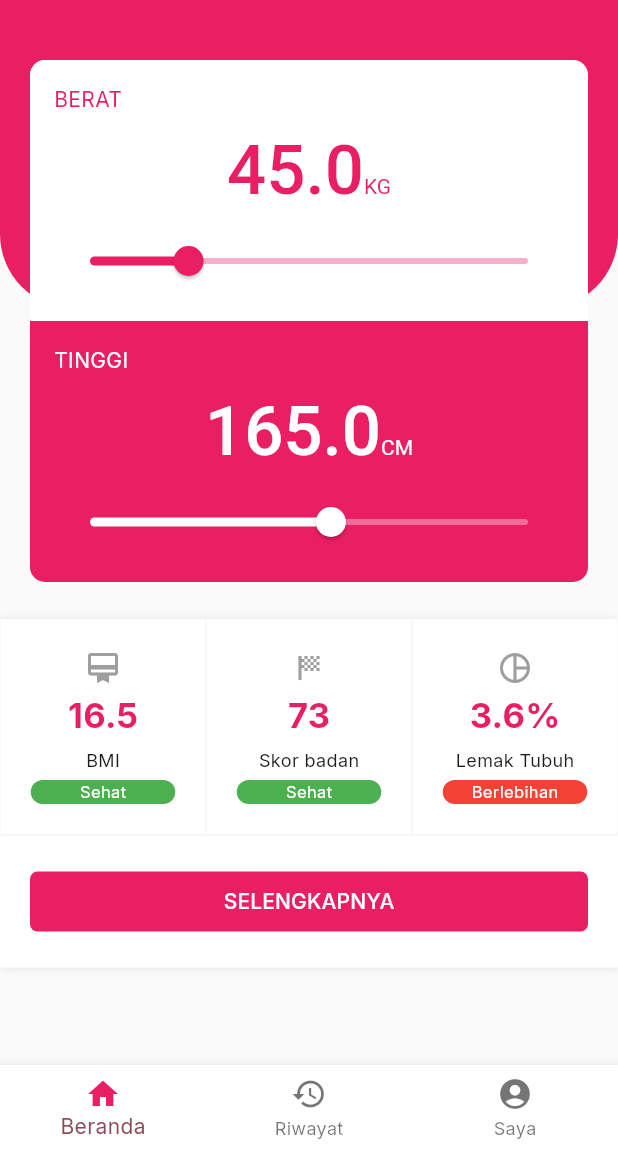
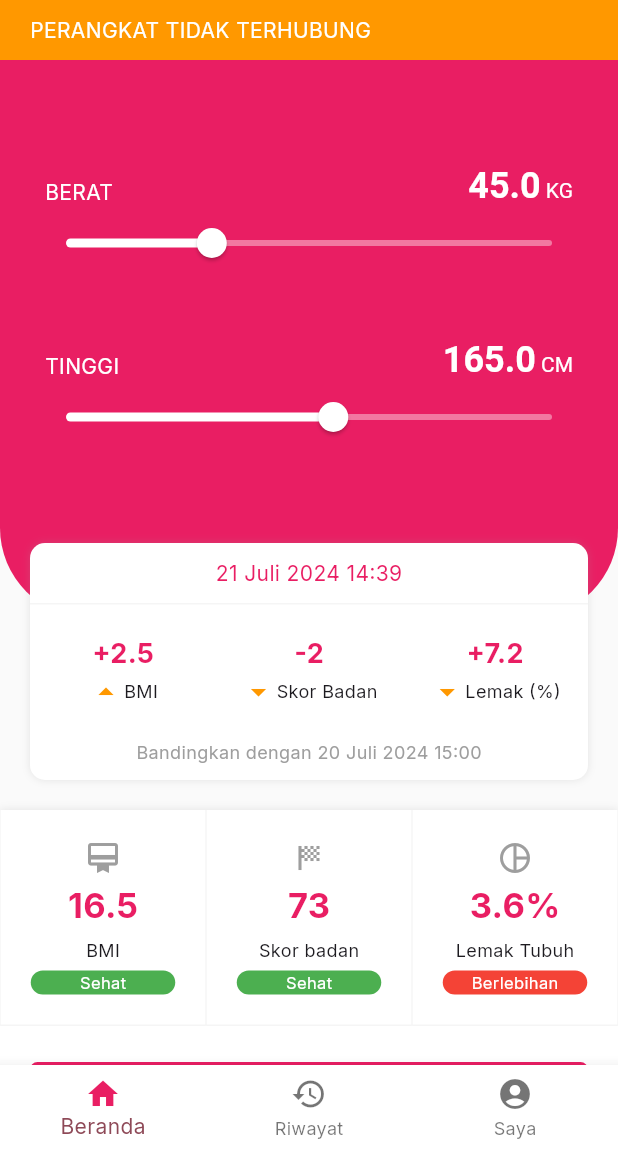
Before and after one commit to izzaalfiansyah/vitalmetrics, a Flutter app: the screen it shows after launch, on a phone screen of 412 x 824 dp, the part 84-1236 px from its top. Run offline on Flutter 3.47's test engine with Material 3 defaults, Android fonts, the phone set to English and light mode, and no system bars; our stand-ins replace fl_chart, google_fonts, shared_preferences; accounts and stored records are empty.

Commit message:
change ui design index screen

```diff
--- a/lib/pages/index.dart
+++ b/lib/pages/index.dart
@@ -1,5 +1,6 @@
 import 'package:flutter/material.dart';
 import 'package:vitalmetrics/components/bottomnavbar.dart';
+import 'package:vitalmetrics/components/hr.dart';
 import 'package:vitalmetrics/constant.dart';
 import 'package:vitalmetrics/libs/rumus.dart';
 import 'package:vitalmetrics/pages/report.dart';
@@ -53,47 +54,119 @@ class _IndexScreenState extends State<IndexScreen> {
         child: Stack(
           children: [
             Container(
-              height: size.height * 1 / 4,
+              alignment: Alignment.center,
+              height: size.height * 1 / 2,
               decoration: BoxDecoration(
                 color: cPrimary,
                 borderRadius: BorderRadius.vertical(
-                  bottom: Radius.circular(50),
+                  bottom: Radius.circular(60),
+                ),
+              ),
+              child: Column(
+                children: [
+                  Container(
+                    width: double.infinity,
+                    color: Colors.orange,
+                    padding: EdgeInsets.symmetric(vertical: 10, horizontal: 20),
+                    margin: EdgeInsets.only(bottom: 20),
+                    child: Text(
+                      'Perangkat tidak terhubung'.toUpperCase(),
+                      style: TextStyle(
+                        color: Colors.white,
                       ),
                     ),
                   ),
-            Column(
-              children: [
-                Container(
-                  margin: EdgeInsets.only(top: 20),
-                  padding: EdgeInsets.all(20),
-                  child: ClipRRect(
-                    borderRadius: BorderRadius.circular(10),
-                    child: Container(
-                      decoration: BoxDecoration(
-                        color: Colors.white,
-                        borderRadius: BorderRadius.circular(10),
-                      ),
+                  Expanded(
                     child: Column(
+                      mainAxisAlignment: MainAxisAlignment.center,
                       children: [
                         displayBox(
-                            label: 'Berat'.toUpperCase(),
+                          label: 'Berat',
                           value: berat,
-                            maxValue: 200,
                           pcs: 'KG',
+                          maxValue: 150,
                         ),
                         displayBox(
-                            backgroundColor: cPrimary,
-                            label: 'Tinggi'.toUpperCase(),
+                          label: 'Tinggi',
                           value: tinggi,
+                          pcs: 'CM',
                           maxValue: 300,
-                            pcs: 'CM',
+                        ),
+                        SizedBox(height: 60),
+                      ],
+                    ),
                   ),
                 ],
               ),
             ),
+            Container(
+              padding: EdgeInsets.only(
+                top: size.height * 1 / 2 - 50,
+              ),
+              child: Column(
+                crossAxisAlignment: CrossAxisAlignment.center,
+                children: [
+                  Container(
+                    margin: EdgeInsets.symmetric(horizontal: 20),
+                    // height: 200,
+                    padding: EdgeInsets.symmetric(vertical: 10),
+                    decoration: BoxDecoration(
+                      color: Colors.white,
+                      boxShadow: shadowBase,
+                      borderRadius: BorderRadius.circular(10),
+                    ),
+                    child: Column(
+                      mainAxisAlignment: MainAxisAlignment.center,
+                      children: [
+                        Center(
+                          child: Text(
+                            '21 Juli 2024 14:39',
+                            style: TextStyle(
+                              color: cPrimary,
+                              // fontSize: 12,
                             ),
                           ),
-                SizedBox(height: 5),
+                        ),
+                        SizedBox(
+                          height: 10,
+                        ),
+                        Hr(),
+                        SizedBox(
+                          height: 20,
+                        ),
+                        Row(
+                          children: [
+                            perbandinganItem(
+                              label: 'BMI',
+                              value: '+2.5',
+                              naik: true,
+                            ),
+                            perbandinganItem(
+                              label: 'Skor Badan',
+                              value: '-2',
+                              naik: false,
+                            ),
+                            perbandinganItem(
+                              label: 'Lemak (%)',
+                              value: '+7.2',
+                              naik: false,
+                            ),
+                          ],
+                        ),
+                        SizedBox(
+                          height: 20,
+                        ),
+                        Text(
+                          'Bandingkan dengan 20 Juli 2024 15:00',
+                          style: TextStyle(
+                            color: Colors.grey,
+                            fontSize: 12,
+                          ),
+                        ),
+                      ],
+                    ),
+                  ),
+                  SizedBox(height: 20),
                   Container(
                     // padding: EdgeInsets.all(20),
                     decoration: BoxDecoration(
@@ -159,6 +232,7 @@ class _IndexScreenState extends State<IndexScreen> {
                   ),
                   SizedBox(height: 20),
                 ],
+              ),
             )
           ],
         ),
@@ -167,55 +241,93 @@ class _IndexScreenState extends State<IndexScreen> {
     );
   }
 
+  Expanded perbandinganItem({
+    required String label,
+    required String value,
+    bool naik = false,
+  }) {
+    return Expanded(
+      child: Column(
+        crossAxisAlignment: CrossAxisAlignment.center,
+        children: [
+          Text(
+            value,
+            style: TextStyle(
+              color: cPrimary,
+              fontSize: 18,
+              fontWeight: FontWeight.bold,
+            ),
+          ),
+          Row(
+            mainAxisAlignment: MainAxisAlignment.center,
+            children: [
+              Icon(
+                naik ? Icons.arrow_drop_up : Icons.arrow_drop_down,
+                color: Colors.orange,
+              ),
+              Text(
+                label,
+                style: TextStyle(
+                  fontSize: 12,
+                ),
+              ),
+            ],
+          ),
+        ],
+      ),
+    );
+  }
+
   Container displayBox({
     required String label,
     required double value,
+    required String pcs,
     required double maxValue,
-    required String pcs,
-    Color? backgroundColor,
   }) {
     return Container(
-      padding: EdgeInsets.all(16),
-      color: backgroundColor ?? Colors.white,
+      width: double.infinity,
+      padding: EdgeInsets.all(20),
       child: Column(
-        crossAxisAlignment: CrossAxisAlignment.start,
+        crossAxisAlignment: CrossAxisAlignment.center,
+        children: [
+          Padding(
+            padding: EdgeInsets.symmetric(horizontal: 10),
+            child: Row(
+              mainAxisAlignment: MainAxisAlignment.spaceBetween,
+              crossAxisAlignment: CrossAxisAlignment.end,
               children: [
                 Text(
-            label,
+                  label.toUpperCase(),
+                  style: TextStyle(color: Colors.white),
+                ),
+                RichText(
+                    text: TextSpan(
                   style: TextStyle(
-              color: backgroundColor != null ? Colors.white : cPrimary,
+                    color: Colors.white,
+                  ),
+                  children: [
+                    TextSpan(
+                      text: value.toStringAsFixed(1),
+                      style: TextStyle(
+                        fontWeight: FontWeight.bold,
+                        fontSize: 24,
                       ),
                     ),
-          Container(
-            padding: EdgeInsets.symmetric(vertical: 10),
-            alignment: Alignment.center,
-            child: RichText(
-              text: TextSpan(
-                children: [
-                  TextSpan(
-                    text: value.toString(),
-                    style: TextStyle(
-                      fontSize: 46,
-                      fontWeight: FontWeight.w500,
-                    ),
-                  ),
-                  TextSpan(text: pcs)
+                    TextSpan(text: ' $pcs')
                   ],
-                style: TextStyle(
-                    color: (backgroundColor != null ? Colors.white : cPrimary)),
-              ),
+                ))
+              ],
             ),
           ),
           Slider(
+            value: value,
             min: 0,
             max: maxValue,
-            value: value,
-            thumbColor: (backgroundColor != null ? Colors.white : cPrimary),
-            activeColor: (backgroundColor != null ? Colors.white : cPrimary),
-            inactiveColor: (backgroundColor != null ? Colors.white : cPrimary)
-                .withOpacity(.35),
+            thumbColor: Colors.white,
+            activeColor: Colors.white,
+            inactiveColor: Colors.white.withOpacity(.4),
             onChanged: (val) {},
-          )
+          ),
         ],
       ),
     );
```
Also changed, not shown: lib/pages/index_.dart (added, +286 -0 lines). Lines whose indentation alone changed are shown as unchanged.
